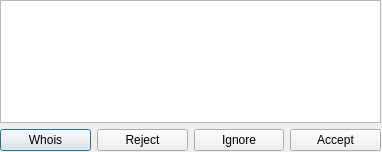
Before: the Qt Designer form ui/invite_list.ui in gitter-badger/simplechatclient, drawn with Qt 5.
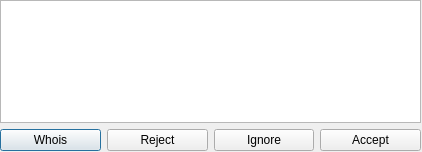
After: the same form once the commit is applied.

Commit message: fixed invite list width

Patch:
```diff
--- a/ui/invite_list.ui
+++ b/ui/invite_list.ui
@@ -6,19 +6,19 @@
    <rect>
     <x>0</x>
     <y>0</y>
-    <width>382</width>
+    <width>422</width>
     <height>152</height>
    </rect>
   </property>
   <property name="minimumSize">
    <size>
-    <width>382</width>
+    <width>422</width>
     <height>152</height>
    </size>
   </property>
   <property name="maximumSize">
    <size>
-    <width>382</width>
+    <width>422</width>
     <height>152</height>
    </size>
   </property>
@@ -30,7 +30,7 @@
     <rect>
      <x>0</x>
      <y>0</y>
-     <width>381</width>
+     <width>421</width>
      <height>151</height>
     </rect>
    </property>
```
